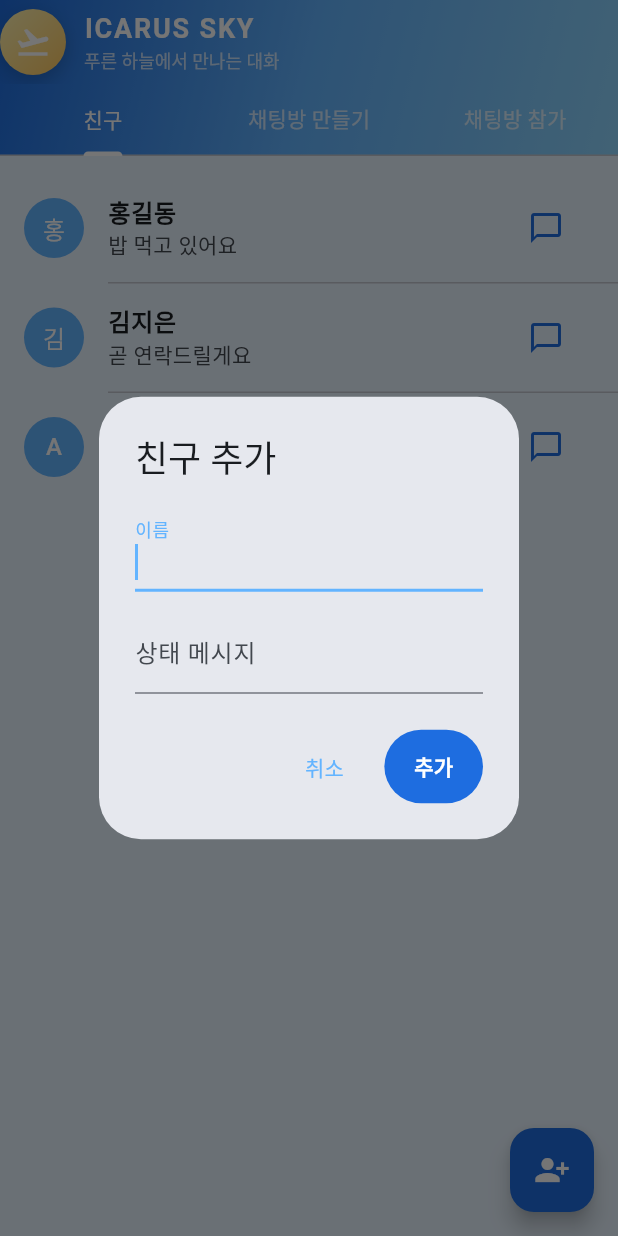
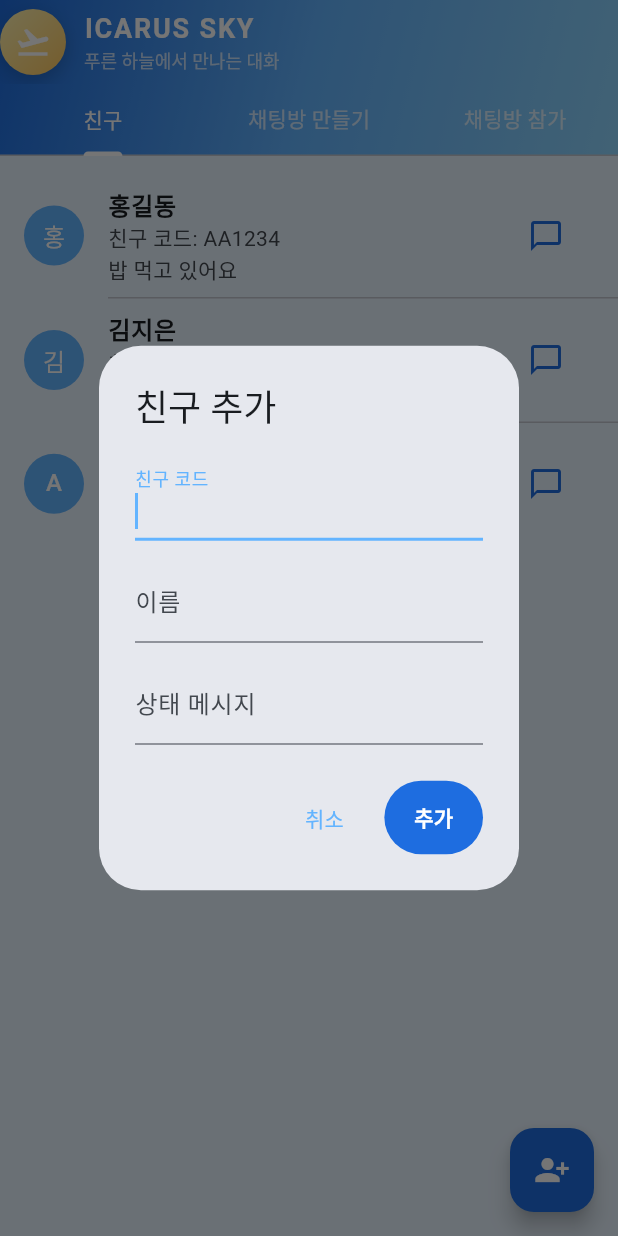
Before and after one commit to JeongJin984/geeson-chat, a Flutter app: the screen it shows after launch, after a tap on the "person add alt 1" icon, on a phone screen of 412 x 824 dp. Run offline on Flutter 3.47's test engine with Material 3 defaults, Android fonts, the phone set to English and light mode, and no system bars.

Commit message:
Allow adding friends with codes and status messages

```diff
--- a/lib/main.dart
+++ b/lib/main.dart
@@ -24,8 +24,13 @@ const LinearGradient _skyAppBarGradient = LinearGradient(
 );
 
 class Friend {
-  Friend({required this.name, required this.statusMessage});
+  Friend({
+    required this.code,
+    required this.name,
+    required this.statusMessage,
+  });
 
+  final String code;
   final String name;
   final String statusMessage;
 }
@@ -103,9 +108,9 @@ class _HomeShellState extends State<HomeShell> with SingleTickerProviderStateMix
   final TextEditingController _roomEndpointController = TextEditingController(text: _defaultEndpoint);
 
   final List<Friend> _friends = <Friend>[
-    Friend(name: '홍길동', statusMessage: '밥 먹고 있어요'),
-    Friend(name: '김지은', statusMessage: '곧 연락드릴게요'),
-    Friend(name: 'Alex Kim', statusMessage: 'Working remotely'),
+    Friend(code: 'AA1234', name: '홍길동', statusMessage: '밥 먹고 있어요'),
+    Friend(code: 'BB5678', name: '김지은', statusMessage: '곧 연락드릴게요'),
+    Friend(code: 'CC9012', name: 'Alex Kim', statusMessage: 'Working remotely'),
   ];
 
   final List<ChatRoom> _rooms = <ChatRoom>[
@@ -169,6 +174,7 @@ class _HomeShellState extends State<HomeShell> with SingleTickerProviderStateMix
   }
 
   Future<void> _showAddFriendDialog() async {
+    final TextEditingController codeController = TextEditingController();
     final TextEditingController nameController = TextEditingController();
     final TextEditingController statusController = TextEditingController();
 
@@ -181,9 +187,14 @@ class _HomeShellState extends State<HomeShell> with SingleTickerProviderStateMix
             mainAxisSize: MainAxisSize.min,
             children: <Widget>[
               TextField(
+                controller: codeController,
+                decoration: const InputDecoration(labelText: '친구 코드'),
+                autofocus: true,
+              ),
+              const SizedBox(height: 12),
+              TextField(
                 controller: nameController,
                 decoration: const InputDecoration(labelText: '이름'),
-                autofocus: true,
               ),
               const SizedBox(height: 12),
               TextField(
@@ -199,12 +210,17 @@ class _HomeShellState extends State<HomeShell> with SingleTickerProviderStateMix
             ),
             FilledButton(
               onPressed: () {
+                final String code = codeController.text.trim();
                 final String name = nameController.text.trim();
-                if (name.isEmpty) {
+                if (code.isEmpty || name.isEmpty) {
+                  ScaffoldMessenger.of(context).showSnackBar(
+                    const SnackBar(content: Text('친구 코드와 이름을 모두 입력해 주세요.')),
+                  );
                   return;
                 }
                 Navigator.of(context).pop(
                   Friend(
+                    code: code,
                     name: name,
                     statusMessage: statusController.text.trim(),
                   ),
@@ -345,7 +361,7 @@ class _FriendsTab extends StatelessWidget {
       itemBuilder: (BuildContext context, int index) {
         final Friend friend = friends[index];
         return Dismissible(
-          key: ValueKey<String>('friend-${friend.name}-$index'),
+          key: ValueKey<String>('friend-${friend.code}-$index'),
           direction: DismissDirection.endToStart,
           background: Container(
             alignment: Alignment.centerRight,
@@ -361,7 +377,16 @@ class _FriendsTab extends StatelessWidget {
               child: Text(_initialFor(friend.name)),
             ),
             title: Text(friend.name, style: const TextStyle(fontWeight: FontWeight.bold)),
-            subtitle: Text(friend.statusMessage.isEmpty ? '상태 메시지가 없습니다.' : friend.statusMessage),
+            subtitle: Column(
+              crossAxisAlignment: CrossAxisAlignment.start,
+              mainAxisSize: MainAxisSize.min,
+              children: <Widget>[
+                Text('친구 코드: ${friend.code}'),
+                Text(
+                  friend.statusMessage.isEmpty ? '상태 메시지가 없습니다.' : friend.statusMessage,
+                ),
+              ],
+            ),
             trailing: IconButton(
               icon: const Icon(Icons.chat_bubble_outline, color: _skyPrimaryDark),
               tooltip: '대화 시작',
```
